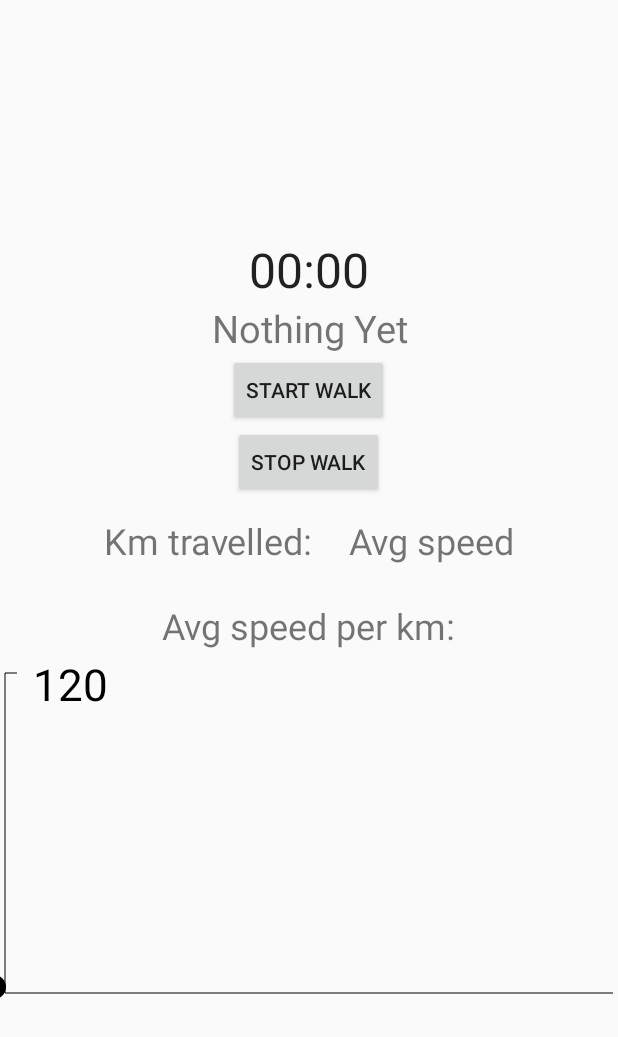
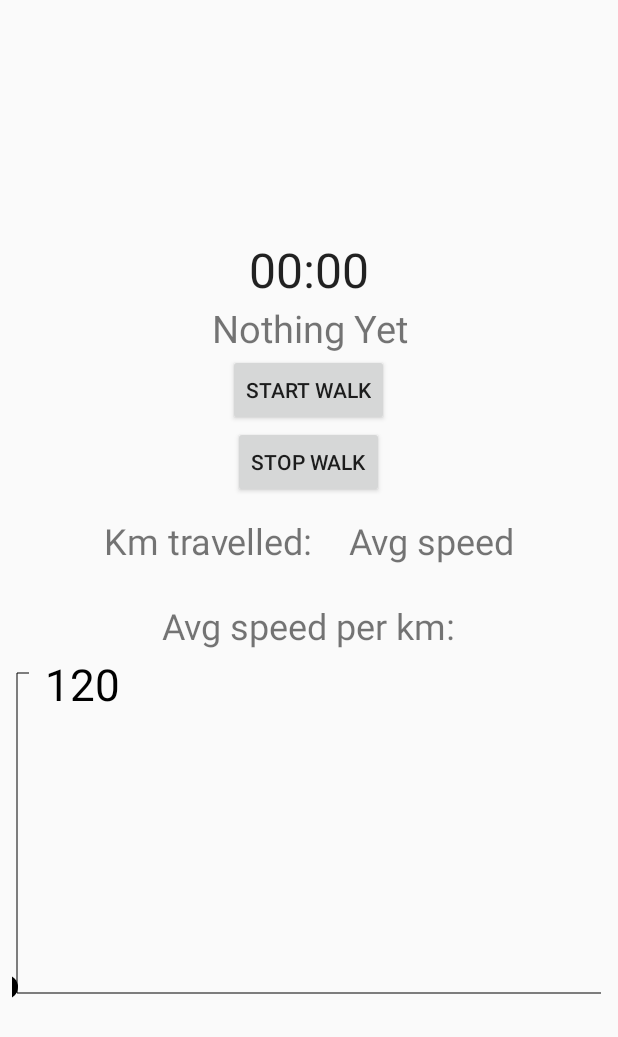
Before and after one commit to Droidverine/WatchYouSteps, an Android app: the layout content_main.xml on its own in the app's theme, with its tools: preview values and no code run, on a phone screen of 412 x 824 dp. Shown: the top 1037 px of the screen. Run offline under Robolectric (Android 15) with nearby library versions, the phone set to English and light mode, and no system bars.

Commit message:
Bracket 6 Partially completed

```diff
--- a/app/src/main/AndroidManifest.xml
+++ b/app/src/main/AndroidManifest.xml
@@ -4,9 +4,9 @@
 
     <application
         android:allowBackup="true"
-        android:icon="@mipmap/ic_launcher"
+        android:icon="@drawable/ic_watchyoursteps"
         android:label="@string/app_name"
-        android:roundIcon="@mipmap/ic_launcher_round"
+        android:roundIcon="@drawable/ic_watchyoursteps"
         android:supportsRtl="true"
         android:theme="@style/AppTheme">
         <activity android:name=".ViewrunlogsActivity"></activity>
--- a/app/src/main/java/com/droidverine/watchyousteps/GraphCusotmView.java
+++ b/app/src/main/java/com/droidverine/watchyousteps/GraphCusotmView.java
@@ -132,37 +132,7 @@ public class GraphCusotmView extends View {
 
             Log.d("Maxkm",""+MAX_KM);
 
-        /*
-        for(int i=0;i<PerkmArraylist.size();i++)
-        {
-            eachkmArraylist.add((int) Math.round(PerkmArraylist.get(i)));
-        }
-*/
-        /*
-        for(int i=0;i<PerkmArraylist.size();i++)
-        {
-            eachkmArraylist.add((int) Math.round(PerkmArraylist.get(i)));
-        }
 
-
-        eachkmArraylist.add(25);
-        eachkmArraylist.add(1);
-
-        eachkmArraylist.add(5);
-        eachkmArraylist.add(10);
-            eachkmArraylist.add(20);
-
-        eachkmArraylist.add(1);
-
-        eachkmArraylist.add(20);
-        eachkmArraylist.add(205);
-
-        eachkmArraylist.add(10);
-
-        eachkmArraylist.add(5);
-        eachkmArraylist.add(1);
-
-*/
 
         Y_HATCH_CNT= eachkmArraylist.size();
             split(MAX_SPEED,Y_HATCH_CNT,canvas);
@@ -304,7 +274,6 @@ public class GraphCusotmView extends View {
                     Log.d("s",""+pp );
             }
         }
-      //  invalidate();
 
 
     }
--- a/app/src/main/java/com/droidverine/watchyousteps/MainActivity.java
+++ b/app/src/main/java/com/droidverine/watchyousteps/MainActivity.java
@@ -36,9 +36,7 @@ import java.util.ArrayList;
 import java.util.Calendar;
 import java.util.Collections;
 import java.util.Date;
-import java.util.Timer;
-import java.util.TimerTask;
-import java.util.stream.Collectors;
+
 
 
 public class MainActivity extends AppCompatActivity {
@@ -52,7 +50,7 @@ public class MainActivity extends AppCompatActivity {
     public static ArrayList<Double> PerkmArraylist=new ArrayList<>();
     public  static Double dskm;
     GraphCusotmView graphCusotmView;
-    Double elapsed;
+    Double elapsed,finalkm;
     Button btnstart, btnstop;
     static double distanceInMetres;
     static Location lastLocation = null;
@@ -82,16 +80,7 @@ public class MainActivity extends AppCompatActivity {
         floatingActionButton.setOnClickListener(new View.OnClickListener() {
             @Override
             public void onClick(View view) {
-                String path = Environment.getExternalStorageDirectory().getAbsolutePath() + "/" + getResources().getString(R.string.app_name);
-                Log.d("Files", "Path: " + getFilesDir());
-                File directory = new File(getFilesDir()+"/");
-                File[] files = directory.listFiles();
-                Log.d("Files", "Size: "+ files.length);
-                for (int i = 0; i < files.length; i++)
-                {
-                    Log.d("Files", "FileName:" + files[i].getName());
-                }
-             //   startActivity(new Intent(getApplicationContext(),GraphiewActivity.class));
+              startActivity(new Intent(getApplicationContext(),ViewrunlogsActivity.class));
             }
         });
 
@@ -112,8 +101,6 @@ public class MainActivity extends AppCompatActivity {
                     milliperkmstart= System.currentTimeMillis();
                     PerkmArraylist.clear();
 
-                    //  Date dt = new Date(dtMili);
-
                     Log.d("GetTime", "" + (millistart));
                 }
 
@@ -124,19 +111,15 @@ public class MainActivity extends AppCompatActivity {
             @Override
             public void onClick(View view) {
                 if (locationManager != null) {
-                   // chronometerkm.start();
                     locationManager.removeUpdates(locationListener);
                     Double ds=0.0;
                     millisend = System.currentTimeMillis();
                     Long timeperkm=((milliperkmend - milliperkmstart) / 1000);
 
-                  //  PerkmArraylist.add(1/(timeperkm/Double.valueOf(3600)));
 
 
                     for (int i=1;i<locationArrayList.size();i++)
                     {
-                        Location nextloc=null;
-
 
 
 
@@ -154,25 +137,22 @@ public class MainActivity extends AppCompatActivity {
                     //Avg speed= distanceinkm/timeinhr.
                     Double avgspeed = dskm/(avgtime/Double.valueOf(3600));
                     //For getting avg speed over whole run.
+                    if(PerkmArraylist.size()>0)
+                    {
+                        Long avgfinaltime=((millisend-milliperkmstart)/1000);
+                        Double finalkmavg=finalkm/1000;
+                        Log.d("last km","avg speed"+finalkmavg/(avgfinaltime/Double.valueOf(3600)));//((finalkm/1000)/(Double.valueOf(millisend-milliperkmstart)/1000)/3600));
+                        PerkmArraylist.add(finalkmavg/(avgfinaltime/Double.valueOf(3600)));
+                    }
 
                     locationArrayList.clear();
 
                     // locationManager = null;
+                    finalkm=0.0;
                     lc.setText("");
                     btnstop.setVisibility(View.GONE);
                     btnstart.setVisibility(View.VISIBLE);
-                    /*
-                    elapsed = Double.valueOf(SystemClock.elapsedRealtime() - chronometer.getBase());
-                    //Distance to km= distance * 1000
-                    Double avghr = ((elapsed / 1000) / 3600);
-                    Log.d("chrono Second", "" + (elapsed / 1000));
-                    Log.d("chrono hour", "" + avghr);
-                    Log.d("chrono distance in km", "" + distanceInMetres / 1000);
-                    //Avg speed= distanceinkm/timeinhr.
-                    Double avgspeed = (distanceInMetres / 1000) / avghr;
-                    Log.d("chrono speed", "" + avgspeed);
 
-                     */
                     Date currentTime = Calendar.getInstance().getTime();
 
                     File f = new File(getFilesDir(), currentTime + ".txt");
@@ -182,10 +162,14 @@ public class MainActivity extends AppCompatActivity {
                         bw.write("Date and Time \t" + currentTime + "\n");
                         bw.write("Distance Travelled \t" +dskm + "\n");
                         bw.write("Avg Speed \t" + avgspeed+"\n");
+                        bw.write("Time Elapsed \t" + avgtime/Double.valueOf(3600));
+                        bw.write("\n");
+                        bw.write("Each km data\n");
 
-                        bw.write("Time Elapsed \t" + avgtime/Double.valueOf(3600));
-
-                        Log.d("ZALA", "GHE");
+                        for (int i=0;i<PerkmArraylist.size();i++)
+                        {
+                            bw.write(""+PerkmArraylist.get(i)+"\n");
+                        }
                         bw.close();
                     } catch (IOException e) {
                         e.printStackTrace();
@@ -193,23 +177,21 @@ public class MainActivity extends AppCompatActivity {
                     TxttotalRun.setText("" + dskm);
                     Txtavgspeed.setText("" + avgspeed);
 
-                    distanceInMetres = 0;
+                    distanceInMetres = 0.0;
                     lc.setText(""+distanceInMetres);
+                    ds=0.0;
+                    finalkm=0.0;
+                    chronometer.stop();
+                    if(PerkmArraylist.size()>0)
+                    {   if(PerkmArraylist.get(0)>-1)
+                    {
+                        graphCusotmView.invalidate();
+                    }
+                    }
 
-                    chronometer.stop();
-                    graphCusotmView.invalidate();
-                  // graphCusotmView.setVisibility(View.VISIBLE);
+                   /// locationManager=null;
+
                 }
-
-                //GraphCusotmView ss=new GraphCusotmView(getApplicationContext(),integers,3);
-                //ss.setMAX_KM(3);
-
-/*
-                Intent intent=new Intent(MainActivity.this,GraphiewActivity.class);
-                intent.putExtra("perkm",PerkmArraylist);
-                intent.putExtra("totdis",dskm);
-                startActivity(intent);
-                */
 
 
             }
@@ -276,7 +258,7 @@ public class MainActivity extends AppCompatActivity {
 
                 if (lastLocation != null) {
                     distanceInMetres += location.distanceTo(lastLocation);
-                    lc.setText("" +distanceInMetres / 1000 );
+                    lc.setText("" +distanceInMetres/1000 );
                     if(distanceInMetres==0)
                     {
 
@@ -284,6 +266,7 @@ public class MainActivity extends AppCompatActivity {
                     if(distanceInMetres>1000)
                     {
                         milliperkmend= System.currentTimeMillis();
+                       // finalkm=distanceInMetres;
                         distanceInMetres=0;
                         Log.d("Eachkm",""+(milliperkmend - milliperkmstart) / 1000);
 
@@ -298,30 +281,12 @@ public class MainActivity extends AppCompatActivity {
                         }
                         Log.d("Eachkm","Speed = "+ 1/(timeperkm/Double.valueOf(3600)));
                         milliperkmstart=System.currentTimeMillis();
-
-                        //  PerkmArraylist.add(1/(timeperkm/Double.valueOf(3600)));
-                    }
-
-                    /*
-                    Log.d("loc", "locationali " + distanceInMetres);
-                    eachkm = Math.round(distanceInMetres / 1000);
-                    //to get every km
-                    if (eachkm > 1) {
-                        Log.d("km complete", " km complete");
-                        eachkm = 0;
-                        millisend = System.currentTimeMillis();
-                        //  Date dt = new Date(dtMili);
-                        elapsed = Double.valueOf(SystemClock.elapsedRealtime() - chronometer.getBase());
-
-                        Log.d("GetTime", "" + 1/(millisend - millistart) / 1000);
-                      //  Log.d("GetTime", "" + elapsed / 1000);
-                        // Log.d("chrono per km hour", "" + avghr);
-                        // chronometerkm.stop();
+                        lc.setText("" +0.0 );
 
                     }
+                    finalkm=distanceInMetres;
 
-                    lc.setText("" + (distanceInMetres / 1000));
-                    */
+
 
                 }
                 lastLocation = location;
@@ -344,6 +309,9 @@ public class MainActivity extends AppCompatActivity {
                 if (s.equals(LocationManager.GPS_PROVIDER)) {
                     requestforgps();
                     lastLocation=null;
+                    dskm=0.0;
+                    finalkm=0.0;
+                    distanceInMetres=0.0;
                 }
 
 
@@ -401,31 +369,9 @@ public class MainActivity extends AppCompatActivity {
             valvs.add((int)Math.round(PerkmArraylist.get(i)));
 
         }
-        //Collections.copy(valvs,PerkmArraylist);
-     //   valvs.add(0);
 
 
-       // valvs.add(120);
 
-
-        /*
-        if(PerkmArraylist!=null || PerkmArraylist.isEmpty())
-        {
-        for(Double d : PerkmArraylist){
-            valvs.add(d.intValue());
-        }
-        return valvs;
-        }
-        else {
-            valvs.add(25);
-            valvs.add(1);
-
-            valvs.add(5);
-            valvs.add(10);
-            return valvs;
-
-        }
-        */
         return valvs;
 
     }
--- a/app/src/main/res/layout/activity_main.xml
+++ b/app/src/main/res/layout/activity_main.xml
@@ -26,7 +26,7 @@
         android:layout_height="wrap_content"
         android:layout_gravity="bottom|end"
         android:layout_margin="@dimen/fab_margin"
-        app:srcCompat="@android:drawable/ic_dialog_email" />
+        app:srcCompat="@drawable/ic_compare" />
 
     <include layout="@layout/content_main" />
 
--- a/app/src/main/res/layout/content_main.xml
+++ b/app/src/main/res/layout/content_main.xml
@@ -91,6 +91,8 @@ android:gravity="center_vertical"
         android:id="@+id/graphview1"
         android:layout_width="wrap_content"
         android:layout_height="220dp"
+        android:layout_marginStart="8dp"
+        android:layout_marginEnd="8dp"
          />
 
 </LinearLayout>
```
